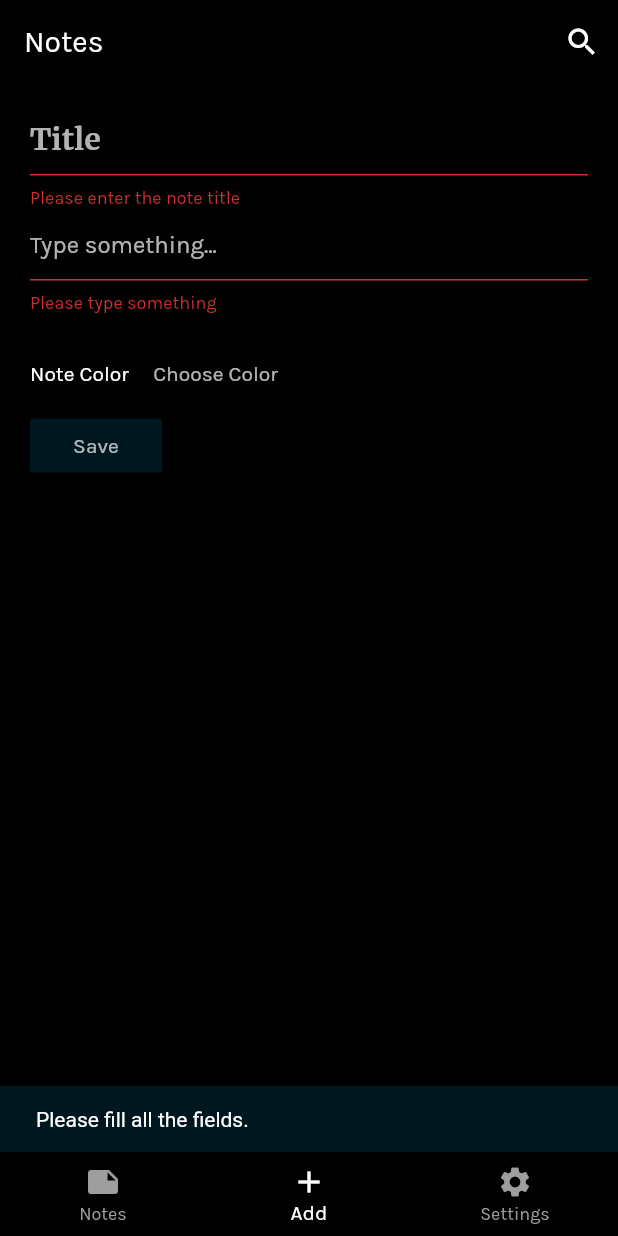
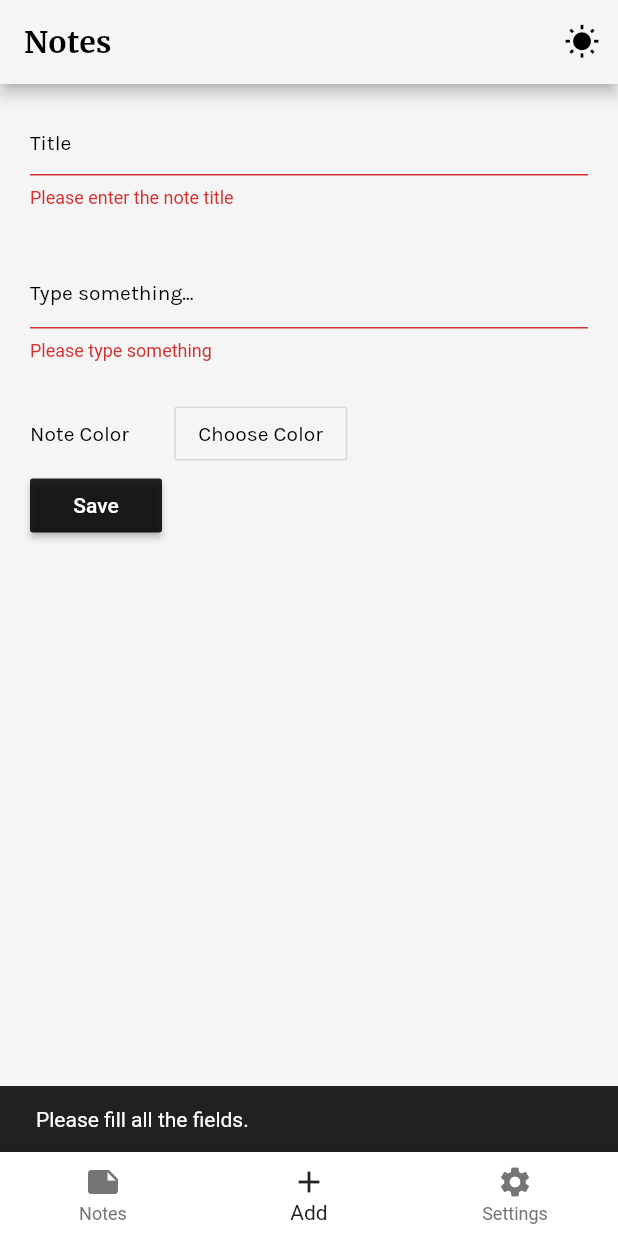
Before and after one commit to ManishKarki1997/FlutterNotesApp, a Flutter app: the screen it shows after launch, item 2 of the bottom bar chosen, after a tap on "Save", on a phone screen of 412 x 824 dp. Run offline on Flutter 3.47's test engine with Material 2 defaults, Android fonts, the phone set to English and light mode, and no system bars; our stand-ins replace shared_preferences; missing offline and left inert: flutter_material_color_picker.

Commit message:
add dark mode toggle

```diff
--- a/lib/main.dart
+++ b/lib/main.dart
@@ -11,21 +11,45 @@ class MyApp extends StatelessWidget {
   // This widget is the root of your application.
   @override
   Widget build(BuildContext context) {
-    return ChangeNotifierProvider(
+    return ChangeNotifierProvider<NotesProvider>(
       create: (BuildContext context) => NotesProvider(),
-          child: MaterialApp(
-        title: 'Flutter Demo',
-        debugShowCheckedModeBanner: false,
-        theme: ThemeData(
-          // primarySwatch: Colors.blue,
-          // primaryColor: Colors.black,
-          primaryColor: Color(0xff010001),
-          fontFamily: "Karla",
-          accentColor: Color(0xff00171f),
-          visualDensity: VisualDensity.adaptivePlatformDensity,
-        ),
-        home: Home(),
-      ),
+          child: MaterialAppWithTheme()
     );
   }
 }
+
+class MaterialAppWithTheme extends StatelessWidget {
+  @override
+  Widget build(BuildContext context) {
+    final theme = Provider.of<NotesProvider>(context);
+    return MaterialApp(
+        title: 'Flutter Demo',
+        debugShowCheckedModeBanner: false,
+        theme: theme.activeTheme,
+        home: Home(),
+      );
+  }
+}
+
+// class MyApp extends StatelessWidget {
+//   // This widget is the root of your application.
+//   @override
+//   Widget build(BuildContext context) {
+//     return ChangeNotifierProvider(
+//       create: (BuildContext context) => NotesProvider(),
+//           child: MaterialApp(
+//         title: 'Flutter Demo',
+//         debugShowCheckedModeBanner: false,
+//         theme: ThemeData(
+//           // primarySwatch: Colors.blue,
+//           // primaryColor: Colors.black,
+//           primaryColor: Color(0xff010001),
+//           fontFamily: "Karla",
+//           accentColor: Color(0xff00171f),
+//           visualDensity: VisualDensity.adaptivePlatformDensity,
+//         ),
+//         home: Home(),
+//       ),
+//     );
+//   }
+// }
--- a/lib/providers/notes_provider.dart
+++ b/lib/providers/notes_provider.dart
@@ -9,10 +9,53 @@ import 'package:todoapp/models/Note.dart';
 class NotesProvider with ChangeNotifier{
 
   List<Note> _notes = [];
-
   // Getters
   // UnmodifiableListView<Note> get notes => UnmodifiableListView(_notes);
   List<Note> get notes => _notes;
+
+  static final ThemeData lightTheme = ThemeData(
+    primaryColor: Colors.grey.shade100,
+    accentColor: Colors.grey.shade900,
+    backgroundColor: Colors.white,
+    buttonColor: Colors.black87,
+    hoverColor: Colors.grey.shade600,
+    primaryTextTheme: TextTheme(
+      bodyText1: TextStyle(color: Colors.black, decoration: TextDecoration.none,fontFamily: "Merriweather",fontWeight: FontWeight.bold, fontSize: 20.0,),
+      subtitle1: TextStyle(color: Colors.black, decoration: TextDecoration.none,fontFamily: "Karla", fontSize: 14.0,),
+      headline6: TextStyle(color: Colors.black, fontFamily: "Merriweather",fontWeight: FontWeight.bold, fontSize: 20.0, decoration: TextDecoration.none),
+      // headline6: TextStyle(color: Colors.black, decoration: TextDecoration.none,fontFamily: "Merriweather",fontWeight: FontWeight.bold, fontSize: 20.0,),
+    ),
+    brightness: Brightness.light
+  );
+
+  static final ThemeData darkTheme = ThemeData(
+    primaryColor: Color(0xff010001),
+    // primaryTextTheme: TextTheme(headline6: TextStyle(color: Colors.white, decoration: TextDecoration.none)),
+    accentColor: Colors.white,
+    backgroundColor: Color(0xff010001),
+    buttonColor: Colors.grey.shade900,
+    hoverColor: Colors.grey.shade800,
+     primaryTextTheme: TextTheme(
+      headline6: TextStyle(color: Colors.white, decoration: TextDecoration.none,fontFamily: "Raleway",fontWeight: FontWeight.bold, fontSize: 20.0,),
+      subtitle1: TextStyle(color: Colors.white, decoration: TextDecoration.none,fontFamily: "Karla", fontSize: 16.0, height: 1.4)
+      ),
+    brightness: Brightness.dark,
+
+    // visualDensity: VisualDensity.adaptivePlatformDensity,
+  );
+
+  // ThemeData activeTheme = darkTheme;
+  ThemeData activeTheme = lightTheme;
+  bool darkThemePreferred = false;
+
+  ThemeData get currentTheme => activeTheme;
+
+  void toggleTheme(){
+    activeTheme = currentTheme == darkTheme ? lightTheme : darkTheme;
+    darkThemePreferred = currentTheme == darkTheme ? true : false;
+    savePreferences();
+    notifyListeners();
+  }
 
   void addNote(Note note){
     _notes.add(note);
@@ -32,9 +75,12 @@ class NotesProvider with ChangeNotifier{
     notifyListeners();
   }
 
+  void setDarkTheme(bool value){
+    darkThemePreferred = value;
+    notifyListeners();
+  }
+
   void updateNote(Note note){
-    print(note.title);
-    print(note.description);
     int noteIndex = _notes.indexWhere((n) => n.noteId == note.noteId);
     _notes[noteIndex].title = note.title;
     _notes[noteIndex].description = note.description;
@@ -48,11 +94,15 @@ class NotesProvider with ChangeNotifier{
     SharedPreferences prefs = await SharedPreferences.getInstance();
     final String encodedNotes = Note.encodeNotes(_notes);
     prefs.setString('notes', encodedNotes);
+    prefs.setBool('notes-app-theme', darkThemePreferred);
   }
 
   loadPreferences() async{
     SharedPreferences prefs = await SharedPreferences.getInstance();
     String encodedNotes = prefs.getString('notes');
+    bool savedThemeDark = prefs.getBool('notes-app-theme');
+    savedThemeDark == true ? activeTheme = darkTheme : activeTheme = lightTheme;
+    setDarkTheme(savedThemeDark);
     if(encodedNotes != null){
     var decodedNotes = Note.decodeNotes(encodedNotes);
       setNotes(decodedNotes);
--- a/lib/screens/AddNote.dart
+++ b/lib/screens/AddNote.dart
@@ -76,8 +76,8 @@ class _AddNoteState extends State<AddNote> {
   return Scaffold(
     body: SafeArea(
       child:Container(
-              padding: EdgeInsets.symmetric(horizontal:20.0, vertical:12.0),
-      color: Color(0xff010001),
+      padding: EdgeInsets.symmetric(horizontal:20.0, vertical:12.0),
+      color: Theme.of(context).primaryColor,
       height: double.infinity,
       child:     SingleChildScrollView(
         child: Form(
@@ -89,8 +89,10 @@ class _AddNoteState extends State<AddNote> {
                          keyboardType: TextInputType.multiline,
                          textCapitalization: TextCapitalization.sentences,
                          maxLines: null,
-                        style: TextStyle(color: Colors.white70, fontFamily: "Merriweather",fontWeight: FontWeight.bold, fontSize: 20.0,),
-                        decoration: InputDecoration(fillColor: Theme.of(context).accentColor, hintText: "Title",hintStyle: TextStyle(color: Colors.white70),),
+                         style: Theme.of(context).primaryTextTheme.headline6,
+                        // style: TextStyle(color: Colors.white70, fontFamily: "Merriweather",fontWeight: FontWeight.bold, fontSize: 20.0,),
+                        decoration: InputDecoration(fillColor: Theme.of(context).accentColor, hintText: "Title",hintStyle: Theme.of(context).primaryTextTheme.subtitle1,),
+                        // decoration: InputDecoration(fillColor: Theme.of(context).accentColor, hintText: "Title",hintStyle: TextStyle(color: Colors.white70),),
                         onChanged: (String noteTitle){
                           setState(() {
                             title = noteTitle.trim();
@@ -106,8 +108,9 @@ class _AddNoteState extends State<AddNote> {
                         },
                       ),
                       if(title.trim().length > 0)...[
-                         Text("${title.trim().length} / $titleLength characters", style: TextStyle(color: Colors.white70, decoration: TextDecoration.none, fontSize: 12.0,),)
+                         Text("${title.trim().length} / $titleLength characters", style: Theme.of(context).primaryTextTheme.subtitle1)
                       ],
+                    const SizedBox(height: 32.0),
                      Container(
                             // height: MediaQuery.of(context).size.height * (2 / 3),
                             width: MediaQuery.of(context).size.width,
@@ -115,8 +118,10 @@ class _AddNoteState extends State<AddNote> {
                               keyboardType: TextInputType.multiline,
                               textCapitalization: TextCapitalization.sentences,
                               maxLines: null,
-                            style: TextStyle(color: Colors.white70, fontFamily: "Karla",),
-                            decoration: InputDecoration(fillColor: Theme.of(context).accentColor, hintText: "Type something...",hintStyle: TextStyle(color: Colors.white70),),
+                              style:Theme.of(context).primaryTextTheme.subtitle1,
+                            // style: TextStyle(color: Colors.white70, fontFamily: "Karla",),
+                            decoration: InputDecoration(fillColor: Theme.of(context).accentColor, hintText: "Type something...",hintStyle: Theme.of(context).primaryTextTheme.subtitle1,),
+                            // decoration: InputDecoration(fillColor: Theme.of(context).accentColor, hintText: "Type something...",hintStyle: TextStyle(color: Colors.white70),),
                             onChanged: (String noteDesc){
                               setState(() {
                                 description = noteDesc.trim();
@@ -131,17 +136,20 @@ class _AddNoteState extends State<AddNote> {
                           ) ,),
 
 
-                    const SizedBox(height: 16.0),
+                    const SizedBox(height: 24.0),
                     Row(children: <Widget>[
-                      Text("Note Color", style: TextStyle(color: Colors.white),),
+                      Text("Note Color", style: Theme.of(context).primaryTextTheme.subtitle1,),
+                      SizedBox(width: 30.0,),
                     OutlineButton(
-                      color: Theme.of(context).accentColor,
+                      color: Theme.of(context).primaryColor,
+                      // color: Theme.of(context).accentColor,
                       onPressed: _openColorPicker,
-                      child: const Text('Choose Color', style: TextStyle(color: Colors.white70),),
+                      child:Text("Choose Color", style: Theme.of(context).primaryTextTheme.subtitle1,) ,
+                      // child: const Text('Choose Color', style: Theme.of(context).primaryTextTheme.subtitle1,),
                     ),
 
                     ],),
-                      RaisedButton(child: Text("Save", style: TextStyle(color: Colors.white70),),color: Theme.of(context).accentColor, onPressed: (){
+                      RaisedButton(child: Text("Save", style: TextStyle(color: Colors.white)),color: Theme.of(context).buttonColor, onPressed: (){
                       setState(() {
                         noteColor = _shadeColor;
                       });
--- a/lib/screens/Home.dart
+++ b/lib/screens/Home.dart
@@ -33,11 +33,14 @@ class _HomeState extends State<Home> {
   notesProvider.loadPreferences();
     return Scaffold(
       appBar: AppBar(
-        title: Text("Notes",),
+        title: Text("Notes", style: Theme.of(context).primaryTextTheme.headline6,),
         actions: <Widget>[
-          IconButton(icon: Icon(Icons.search), onPressed: (){},)
+          IconButton(icon: Icon(Icons.wb_sunny), onPressed: (){
+            notesProvider.toggleTheme();
+          },)
         ],
         backgroundColor: Theme.of(context).primaryColor,
+        elevation: 4,
       ),
       body: PageView(
         controller: _pageController,
@@ -68,9 +71,11 @@ class _HomeState extends State<Home> {
         ),
       ],
       currentIndex: _selectedIndex,
-      selectedItemColor: Colors.white,
-      unselectedItemColor: Colors.grey.shade500,
-      backgroundColor: Color(0xff010001),
+      selectedItemColor: Theme.of(context).accentColor,
+      unselectedItemColor: Theme.of(context).hoverColor,
+      // unselectedItemColor: Colors.grey.shade500,
+      backgroundColor: Theme.of(context).backgroundColor,
+      // backgroundColor: Color(0xff010001),
       onTap: (int index){
         setState(() {
           _selectedIndex = index;
--- a/lib/screens/Settings.dart
+++ b/lib/screens/Settings.dart
@@ -13,16 +13,17 @@ class _SettingsState extends State<Settings> {
   var notesProvider = Provider.of<NotesProvider>(context);
     return Container(
       height: MediaQuery.of(context).size.height,
-      color: Color(0xff010001),
-      child: Center(
-        child: GestureDetector(
-          onTap: (){
-            notesProvider.clearPreferences();
-          },
-                  child: Text("Settings", style: TextStyle(color: Colors.white, decoration: TextDecoration.none,)
-          ,),
-        )
-      ,),
+      color: notesProvider.activeTheme.primaryColor,
+      child: SafeArea(
+        child: Container(
+          padding: EdgeInsets.all(16.0),
+          child: Column(
+            children: <Widget>[
+              RaisedButton(child: Text("Toggle Theme", style: TextStyle(color: Colors.white),),onPressed: ()=>{ notesProvider.toggleTheme()}, color: Theme.of(context).buttonColor,)
+            ],
+          ),
+        ),
+      ),
     );
   }
 }
```
Also changed, not shown: lib/providers/theme_provider.dart (added, +30 -0 lines), lib/screens/Notes.dart (+10 -10 lines), lib/screens/SingleNote.dart (+30 -15 lines).
